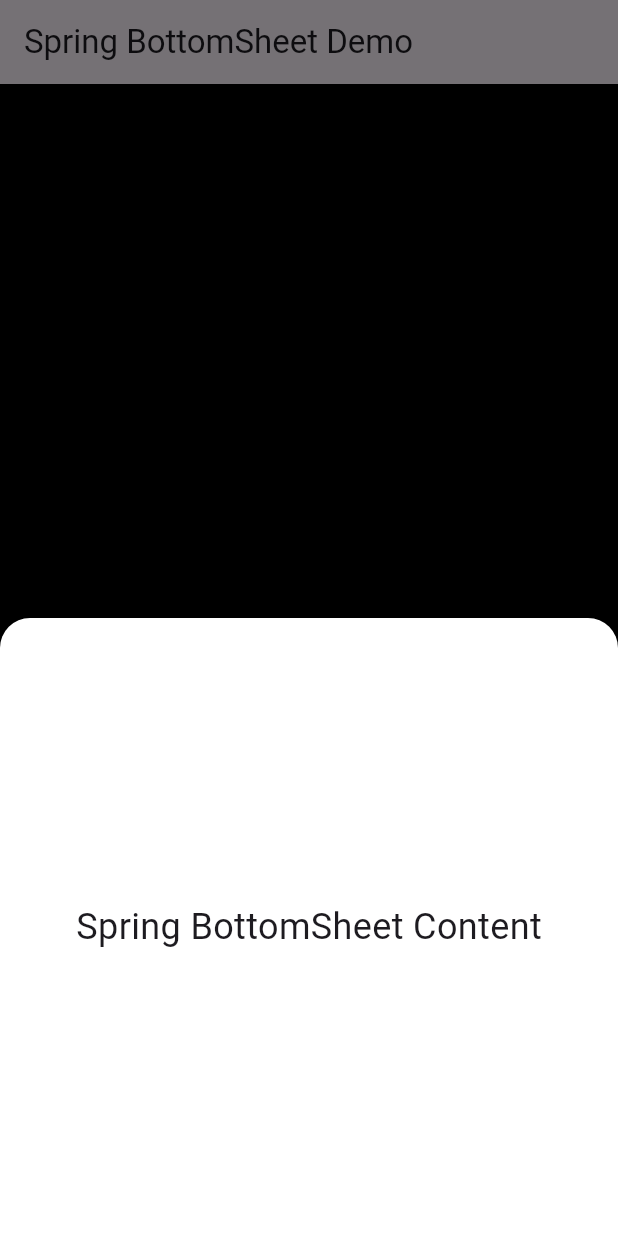
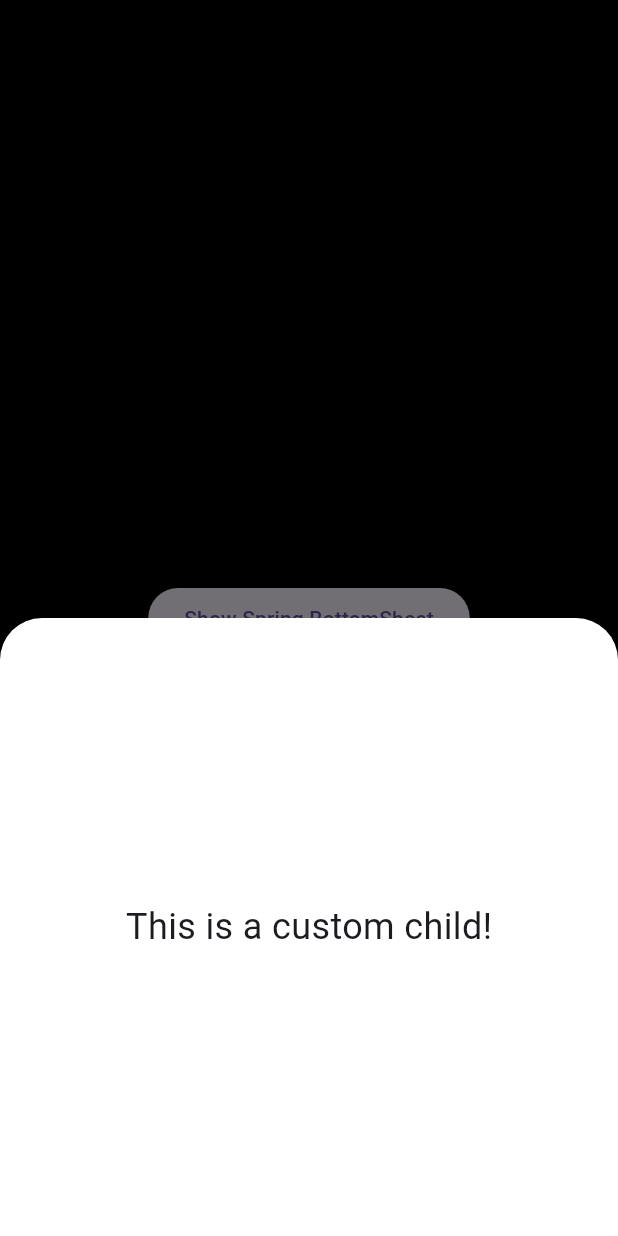
Before and after one commit to trongnhangle/spring_bottom_sheet, a Flutter app: the screen it shows after launch, after a tap on "Show Spring BottomSheet", on a phone screen of 412 x 824 dp. Run offline on Flutter 3.47's test engine with Material 3 defaults, Android fonts, the phone set to English and light mode, and no system bars.

Commit message:
Code Improvements

```diff
--- a/example/lib/main.dart
+++ b/example/lib/main.dart
@@ -11,6 +11,7 @@ class MyApp extends StatelessWidget {
   @override
   Widget build(BuildContext context) {
     return MaterialApp(
+      debugShowCheckedModeBanner: false,
       title: 'Spring BottomSheet Demo',
       theme: ThemeData(
         primarySwatch: Colors.blue,
@@ -21,20 +22,26 @@ class MyApp extends StatelessWidget {
 }
 
 class MyHomePage extends StatelessWidget {
-  const MyHomePage({Key? key}) : super(key: key);
+  const MyHomePage({super.key});
 
   @override
   Widget build(BuildContext context) {
     return Scaffold(
       backgroundColor: Colors.black,
-      appBar: AppBar(
-        title: const Text('Spring BottomSheet Demo'),
-      ),
       body: Center(
         child: ElevatedButton(
           child: const Text('Show Spring BottomSheet'),
           onPressed: () {
-            showSpringBottomSheet(context);
+            showSpringBottomSheet(
+              context: context,
+              builder: (context) => const Center(
+                child: Text(
+                  'This is a custom child!',
+                  style: TextStyle(fontSize: 24),
+                ),
+              ),
+              isScrollControlled: true,
+            );
           },
         ),
       ),
--- a/lib/spring_bottom_sheet.dart
+++ b/lib/spring_bottom_sheet.dart
@@ -1,11 +1,85 @@
+// ignore_for_file: library_private_types_in_public_api
+
 library spring_bottom_sheet;
 
 import 'package:flutter/material.dart';
 import 'package:flutter/physics.dart';
 
-/// A BottomSheet widget with a spring animation effect.
+/// Displays a modal bottom sheet with spring-like animation effect.
+///
+/// This function wraps the `showModalBottomSheet` with added customization
+/// for a spring animation and provides various options for configuration.
+///
+/// Parameters:
+/// - [context]: The BuildContext where the bottom sheet is displayed.
+/// - [builder]: A builder to create the content of the bottom sheet.
+/// - [backgroundColor]: The background color of the sheet (defaults to transparent).
+/// - [barrierLabel]: The semantic label for the barrier (optional).
+/// - [elevation]: The z-coordinate at which to place this material relative to its parent.
+/// - [shape]: The shape of the modal bottom sheet (optional).
+/// - [clipBehavior]: How to handle child content that overflows its bounds.
+/// - [constraints]: Optional constraints for the size of the sheet.
+/// - [barrierColor]: The color of the barrier behind the sheet.
+/// - [isScrollControlled]: Determines if the bottom sheet should expand to fill available space.
+/// - [scrollControlDisabledMaxHeightRatio]: The maximum height ratio when scroll control is disabled.
+/// - [useRootNavigator]: Whether to use the root navigator instead of a nested one.
+/// - [isDismissible]: Controls whether the sheet can be dismissed by tapping outside it.
+/// - [enableDrag]: Allows the sheet to be draggable.
+/// - [showDragHandle]: If true, shows a handle to drag the sheet.
+/// - [useSafeArea]: Whether to avoid system UI padding.
+/// - [routeSettings]: Custom route settings for the bottom sheet.
+/// - [transitionAnimationController]: Optional controller for the transition animation.
+/// - [anchorPoint]: Optional anchor point to which the sheet is anchored.
+/// - [sheetAnimationStyle]: Custom animation style for the sheet.
+void showSpringBottomSheet({
+  required BuildContext context,
+  required WidgetBuilder builder,
+  Color? backgroundColor,
+  String? barrierLabel,
+  double? elevation,
+  ShapeBorder? shape,
+  Clip? clipBehavior,
+  BoxConstraints? constraints,
+  Color? barrierColor,
+  bool isScrollControlled = false,
+  double scrollControlDisabledMaxHeightRatio = 9.0 / 16.0,
+  bool useRootNavigator = false,
+  bool isDismissible = true,
+  bool enableDrag = true,
+  bool? showDragHandle,
+  bool useSafeArea = false,
+  RouteSettings? routeSettings,
+  AnimationController? transitionAnimationController,
+  Offset? anchorPoint,
+  AnimationStyle? sheetAnimationStyle,
+}) {
+  showModalBottomSheet(
+    context: context,
+    isScrollControlled: isScrollControlled,
+    backgroundColor: backgroundColor ?? Colors.white,
+    shape: shape,
+    clipBehavior: clipBehavior,
+    constraints: constraints,
+    barrierColor: barrierColor,
+    useRootNavigator: useRootNavigator,
+    isDismissible: isDismissible,
+    enableDrag: enableDrag,
+    routeSettings: routeSettings,
+    anchorPoint: anchorPoint,
+    builder: (BuildContext context) {
+      return SpringBottomSheet(child: builder(context));
+    },
+  );
+}
+
+/// A custom widget that creates a bottom sheet with a spring animation effect.
+///
+/// The widget uses an `AnimationController` and a `SpringSimulation` to animate
+/// the appearance of the sheet with a spring-like effect.
 class SpringBottomSheet extends StatefulWidget {
-  const SpringBottomSheet({Key? key}) : super(key: key);
+  final Widget child;
+
+  const SpringBottomSheet({super.key, required this.child});
 
   @override
   _SpringBottomSheetState createState() => _SpringBottomSheetState();
@@ -15,6 +89,7 @@ class _SpringBottomSheetState extends State<SpringBottomSheet>
     with SingleTickerProviderStateMixin {
   late AnimationController _controller;
 
+  /// Initializes the animation controller and starts the spring animation.
   @override
   void initState() {
     super.initState();
@@ -23,13 +98,10 @@ class _SpringBottomSheetState extends State<SpringBottomSheet>
       duration: const Duration(milliseconds: 500),
     );
 
-    _controller.addListener(() {
-      setState(() {});
-    });
-
+    // Apply a spring simulation to the animation.
     _controller.animateWith(
       SpringSimulation(
-        SpringDescription(
+        const SpringDescription(
           mass: 1,
           stiffness: 500,
           damping: 25,
@@ -41,38 +113,30 @@ class _SpringBottomSheetState extends State<SpringBottomSheet>
     );
   }
 
+  /// Disposes of the animation controller when the widget is no longer used.
   @override
   void dispose() {
     _controller.dispose();
     super.dispose();
   }
 
+  /// Builds the animated bottom sheet with a spring effect and rounded top corners.
   @override
   Widget build(BuildContext context) {
-    return ClipRRect(
-      borderRadius: BorderRadius.vertical(
-        top: Radius.circular(20 * _controller.value),
-      ),
-      child: Container(
-        height: MediaQuery.of(context).size.height * 0.5 * _controller.value,
-        color: Colors.white,
-        child: const Center(
-          child: Text(
-            'Spring BottomSheet Content',
-            style: TextStyle(fontSize: 24),
+    final height = MediaQuery.sizeOf(context).height;
+    return AnimatedBuilder(
+      animation: _controller,
+      builder: (context, child) {
+        return ClipRRect(
+          borderRadius: BorderRadius.vertical(
+            top: Radius.circular(20 * _controller.value),
           ),
-        ),
-      ),
+          child: SizedBox(
+            height: height * 0.5 * _controller.value,
+            child: widget.child,
+          ),
+        );
+      },
     );
   }
 }
-
-/// Function to show the SpringBottomSheet.
-void showSpringBottomSheet(BuildContext context) {
-  showModalBottomSheet(
-    context: context,
-    builder: (context) => const SpringBottomSheet(),
-    isScrollControlled: true,
-    backgroundColor: Colors.transparent,
-  );
-}
```
Also changed, not shown: pubspec.yaml (+13 -37 lines), 1 other file.
